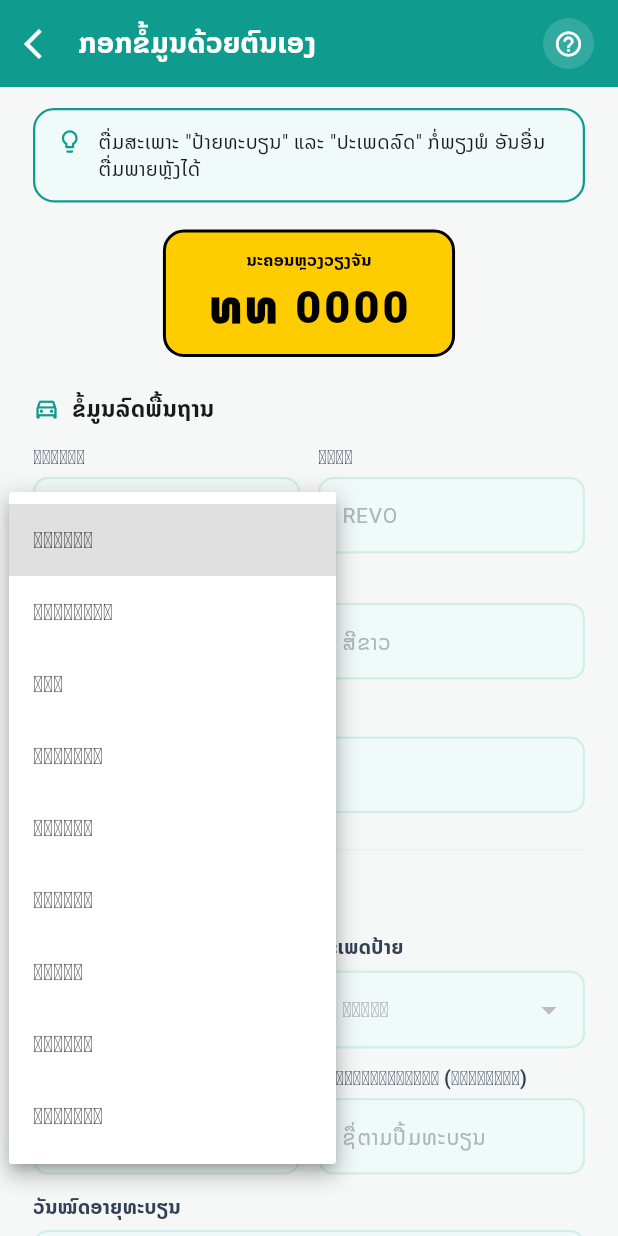
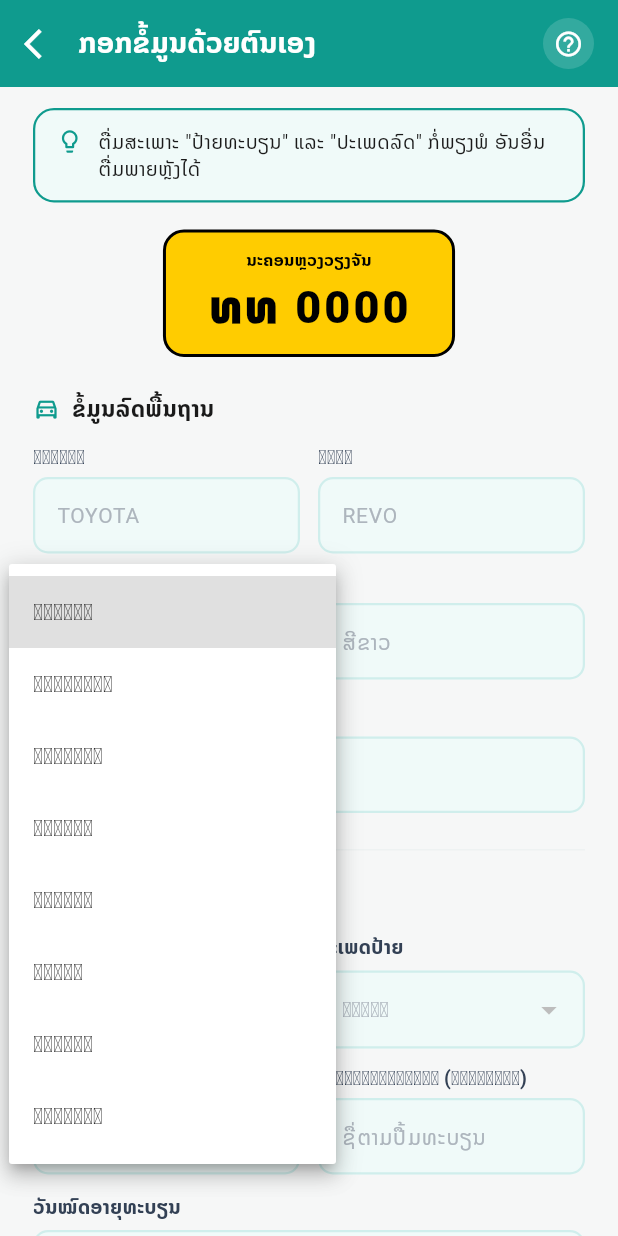
Before and after one commit to haen3689/motogate_v1, a Flutter app: the ScanOcrScreen screen opened by its route, after a tap on "ເລືອກ", on a phone screen of 412 x 824 dp. Run offline on Flutter 3.47's test engine with Material 3 defaults, Android fonts, the phone set to English and light mode, and no system bars; drawn by our look-alikes of showcaseview; our stand-ins replace cloud_firestore, dio, firebase_analytics, firebase_auth, firebase_core, firebase_messaging and 6 more; accounts and stored records are empty; network calls fail.

Commit message:
Align vehicle type dropdown with official 8-category spec
- Vehicle type list now matches the official registration form
  exactly: ລົດຈັກ/ລົດເກັ່ງ/ລົດກະບະ/ລົດຈິບ/ລົດຕູ້/ລົດເມ/ລົດລາກ/ລົດພ່ວງ
- Rename the SUV-type value from 'truck' to 'suv' (ລົດຈິບ is a
  Prado-type SUV, not a cargo truck) with a matching terrain icon
- Apply the same fix to the type-label mappers in vehicle list,
  vehicle detail, and the paid-vehicle picker screens

Co-Authored-By: Claude Sonnet 5 <noreply@anthropic.com>

```diff
--- a/lib/features/vehicle/paid_vehicle_picker_screen.dart
+++ b/lib/features/vehicle/paid_vehicle_picker_screen.dart
@@ -58,9 +58,8 @@ class _PaidVehiclePickerScreenState extends State<PaidVehiclePickerScreen> {
   String _typeLabel(String? type) => switch (type) {
         'motorcycle' => 'ລົດຈັກ',
         'car' => 'ລົດເກັ່ງ',
-        'suv' => 'SUV',
         'pickup' => 'ລົດກະບະ',
-        'truck' => 'ລົດຈິບ',
+        'suv' => 'ລົດຈິບ',
         'van' => 'ລົດຕູ້',
         'bus' => 'ລົດເມ',
         'towtruck' => 'ລົດລາກ',
--- a/lib/features/vehicle/scan_ocr_screen.dart
+++ b/lib/features/vehicle/scan_ocr_screen.dart
@@ -64,12 +64,12 @@ class _ScanOcrScreenState extends State<ScanOcrScreen> {
   File? _frontImage;
   File? _backImage;
 
+  // Matches the official 8-category vehicle type list.
   static const _types = [
     {'value': 'motorcycle', 'label': 'ລົດຈັກ', 'icon': Icons.motorcycle},
     {'value': 'car', 'label': 'ລົດເກັ່ງ', 'icon': Icons.directions_car},
-    {'value': 'suv', 'label': 'ຈິບ', 'icon': Icons.terrain},
-    {'value': 'pickup', 'label': 'ລົດກະບະ', 'icon': Icons.local_shipping},
-    {'value': 'truck', 'label': 'ລົດຈິບ', 'icon': Icons.directions_car_filled},
+    {'value': 'pickup', 'label': 'ລົດກະບະ', 'icon': Icons.directions_car_filled},
+    {'value': 'suv', 'label': 'ລົດຈິບ', 'icon': Icons.terrain},
     {'value': 'van', 'label': 'ລົດຕູ້', 'icon': Icons.airport_shuttle},
     {'value': 'bus', 'label': 'ລົດເມ', 'icon': Icons.directions_bus},
     {'value': 'towtruck', 'label': 'ລົດລາກ', 'icon': Icons.car_repair},
--- a/lib/features/vehicle/vehicle_detail_screen.dart
+++ b/lib/features/vehicle/vehicle_detail_screen.dart
@@ -21,9 +21,8 @@ class VehicleDetailScreen extends StatelessWidget {
   String _typeLabel(String? type) => switch (type) {
         'motorcycle' => 'ລົດຈັກ',
         'car' => 'ລົດເກັ່ງ',
-        'suv' => 'SUV',
         'pickup' => 'ລົດກະບະ',
-        'truck' => 'ລົດຈິບ',
+        'suv' => 'ລົດຈິບ',
         'van' => 'ລົດຕູ້',
         'bus' => 'ລົດເມ',
         'towtruck' => 'ລົດລາກ',
--- a/lib/features/vehicle/vehicle_list_screen.dart
+++ b/lib/features/vehicle/vehicle_list_screen.dart
@@ -68,9 +68,8 @@ class _VehicleListScreenState extends State<VehicleListScreen> {
   String _typeLabel(String? type) => switch (type) {
         'motorcycle' => 'ລົດຈັກ',
         'car' => 'ລົດເກັ່ງ',
-        'suv' => 'SUV',
         'pickup' => 'ລົດກະບະ',
-        'truck' => 'ລົດຈິບ',
+        'suv' => 'ລົດຈິບ',
         'van' => 'ລົດຕູ້',
         'bus' => 'ລົດເມ',
         'towtruck' => 'ລົດລາກ',
```
